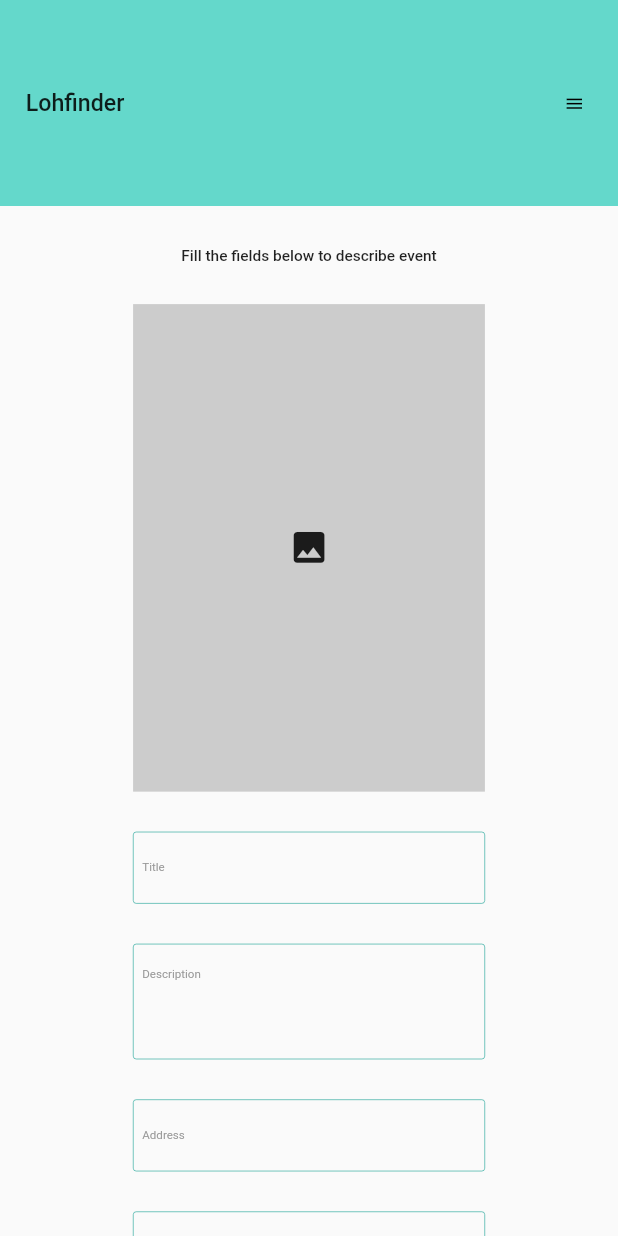
After one commit to Lohyna-international/lohfinder-frontend, a Flutter app: the CreateEventScreen screen opened by its route, on a phone screen of 412 x 824 dp. The commit adds this screen. Run offline on Flutter 3.47's test engine with Material 2 defaults, Android fonts, the phone set to English and light mode, and no system bars; our stand-ins replace equatable, flutter_bloc, flutter_screenutil.

Commit message:
[LFND-64] implements create event screen UI; renames SignUpStepThreeBloc to CategoriesBloc

```diff
--- /dev/null
+++ b/lib/domain/blocs/categories_bloc/bloc.dart
@@ -0,0 +1,3 @@
+export 'categories_bloc.dart';
+export 'categories_event.dart';
+export 'categories_state.dart';
--- a/lib/domain/blocs/sign_up/sign_up_step_three_bloc/sign_up_step_three_bloc.dart
+++ b/lib/domain/blocs/categories_bloc/categories_bloc.dart
@@ -4,27 +4,25 @@ import 'package:flutter_bloc/flutter_bloc.dart';
 import 'package:lohfinder_frontend/data/models/category.dart';
 import 'package:lohfinder_frontend/domain/repositories/categories_repository.dart';
 
-import 'sign_up_step_three_event.dart';
-import 'sign_up_step_three_state.dart';
+import 'categories_event.dart';
+import 'categories_state.dart';
 
-class SignUpStepThreeBloc
-    extends Bloc<SignUpStepThreeEvent, SignUpStepThreeState> {
+class CategoriesBloc extends Bloc<CategoriesEvent, CategoriesState> {
   final CategoriesRepository _categoriesRepository;
 
-  SignUpStepThreeBloc(this._categoriesRepository)
-      : super(SignUpStepThreeInitial()) {
-    on<LoadSignUpStepThree>(_onLoadSignUpStepThree);
+  CategoriesBloc(this._categoriesRepository) : super(CategoriesInitial()) {
+    on<LoadCategories>(_onLoadCategories);
     on<CheckCategory>(_onCheckCategory);
   }
 
-  FutureOr<void> _onLoadSignUpStepThree(
-    LoadSignUpStepThree event,
-    Emitter<SignUpStepThreeState> emit,
+  FutureOr<void> _onLoadCategories(
+    LoadCategories event,
+    Emitter<CategoriesState> emit,
   ) async {
     final List<Category> categories =
         await _categoriesRepository.allCategories();
     return emit(
-      SignUpStepThreeLoaded(
+      CategoriesLoaded(
         allCategories: categories,
         selectedCategories: const [],
       ),
@@ -33,10 +31,10 @@ class SignUpStepThreeBloc
 
   FutureOr<void> _onCheckCategory(
     CheckCategory event,
-    Emitter<SignUpStepThreeState> emit,
+    Emitter<CategoriesState> emit,
   ) {
     final currentState = state;
-    if (currentState is SignUpStepThreeLoaded) {
+    if (currentState is CategoriesLoaded) {
       final List<Category> selectedCategories =
           List<Category>.from(currentState.selectedCategories);
       if (selectedCategories.contains(event.category)) {
@@ -50,7 +48,7 @@ class SignUpStepThreeBloc
 
   bool isCategorySelected(Category category) {
     final currentState = state;
-    if (currentState is SignUpStepThreeLoaded) {
+    if (currentState is CategoriesLoaded) {
       return currentState.selectedCategories.contains(category);
     }
     return false;
--- a/lib/domain/blocs/sign_up/sign_up_step_three_bloc/sign_up_step_three_event.dart
+++ b/lib/domain/blocs/categories_bloc/categories_event.dart
@@ -1,16 +1,16 @@
 import 'package:equatable/equatable.dart';
 import 'package:lohfinder_frontend/data/models/category.dart';
 
-abstract class SignUpStepThreeEvent extends Equatable {
-  const SignUpStepThreeEvent();
+abstract class CategoriesEvent extends Equatable {
+  const CategoriesEvent();
 
   @override
   List<Object?> get props => [];
 }
 
-class LoadSignUpStepThree extends SignUpStepThreeEvent {}
+class LoadCategories extends CategoriesEvent {}
 
-class CheckCategory extends SignUpStepThreeEvent {
+class CheckCategory extends CategoriesEvent {
   final Category category;
 
   const CheckCategory(this.category);
--- a/lib/domain/blocs/sign_up/sign_up_step_three_bloc/sign_up_step_three_state.dart
+++ b/lib/domain/blocs/categories_bloc/categories_state.dart
@@ -1,28 +1,28 @@
 import 'package:equatable/equatable.dart';
 import 'package:lohfinder_frontend/data/models/category.dart';
 
-abstract class SignUpStepThreeState extends Equatable {
-  const SignUpStepThreeState();
+abstract class CategoriesState extends Equatable {
+  const CategoriesState();
 
   @override
   List<Object?> get props => [];
 }
 
-class SignUpStepThreeInitial extends SignUpStepThreeState {}
+class CategoriesInitial extends CategoriesState {}
 
-class SignUpStepThreeLoaded extends SignUpStepThreeState {
+class CategoriesLoaded extends CategoriesState {
   final List<Category> allCategories;
   final List<Category> selectedCategories;
 
-  const SignUpStepThreeLoaded({
+  const CategoriesLoaded({
     required this.allCategories,
     required this.selectedCategories,
   });
 
-  SignUpStepThreeLoaded copyWith({
+  CategoriesLoaded copyWith({
     List<Category>? selectedCategories,
   }) =>
-      SignUpStepThreeLoaded(
+      CategoriesLoaded(
         allCategories: allCategories,
         selectedCategories: selectedCategories ?? this.selectedCategories,
       );
--- a/lib/domain/blocs/sign_up/sign_up_step_three_bloc/bloc.dart
+++ /dev/null
@@ -1,3 +0,0 @@
-export 'sign_up_step_three_bloc.dart';
-export 'sign_up_step_three_event.dart';
-export 'sign_up_step_three_state.dart';
--- a/lib/presentation/app.dart
+++ b/lib/presentation/app.dart
@@ -4,7 +4,6 @@ import 'package:flutter_screenutil/flutter_screenutil.dart';
 import 'package:lohfinder_frontend/data/api/categories/mock_categories_service.dart';
 import 'package:lohfinder_frontend/data/api/events/mock_events_service.dart';
 import 'package:lohfinder_frontend/domain/blocs/events_list_bloc/bloc.dart';
-import 'package:lohfinder_frontend/domain/blocs/sign_up/sign_up_step_three_bloc/bloc.dart';
 import 'package:lohfinder_frontend/domain/repositories/categories_repository.dart';
 import 'package:lohfinder_frontend/domain/repositories/events_repository.dart';
 
@@ -49,10 +48,5 @@ class App extends StatelessWidget {
             RepositoryProvider.of<EventsRepository>(context),
           )..add(LoadEvents()),
         ),
-        BlocProvider<SignUpStepThreeBloc>(
-          create: (context) => SignUpStepThreeBloc(
-            RepositoryProvider.of<CategoriesRepository>(context),
-          )..add(LoadSignUpStepThree()),
-        ),
       ];
 }
--- a/lib/presentation/routes/route_generator.dart
+++ b/lib/presentation/routes/route_generator.dart
@@ -1,4 +1,5 @@
 import 'package:flutter/material.dart';
+import 'package:lohfinder_frontend/presentation/screens/create_event/create_event_screen.dart';
 import 'package:lohfinder_frontend/presentation/screens/events_list/events_list_screen.dart';
 import 'package:lohfinder_frontend/presentation/screens/sign_in/sign_in_screen.dart';
 import 'package:lohfinder_frontend/presentation/screens/sign_up/sign_up_step_one_screen.dart';
@@ -11,6 +12,8 @@ import 'error_route.dart';
 class RouteGenerator {
   static Route<dynamic> generateRoute(RouteSettings settings) {
     switch (settings.name) {
+      case CreateEventScreen.route:
+        return MaterialPageRoute(builder: (_) => const CreateEventScreen());
       case EventsListScreen.route:
         return MaterialPageRoute(builder: (_) => const EventsListScreen());
       case SignInScreen.route:
--- /dev/null
+++ b/lib/presentation/screens/create_event/create_event_screen.dart
@@ -0,0 +1,143 @@
+import 'package:flutter/material.dart';
+import 'package:flutter_bloc/flutter_bloc.dart';
+import 'package:flutter_screenutil/flutter_screenutil.dart';
+import 'package:lohfinder_frontend/domain/blocs/categories_bloc/bloc.dart';
+import 'package:lohfinder_frontend/domain/repositories/categories_repository.dart';
+import 'package:lohfinder_frontend/presentation/styles/lf_colors.dart';
+import 'package:lohfinder_frontend/presentation/widgets/categories_check_list.dart';
+import 'package:lohfinder_frontend/presentation/widgets/lf_button.dart';
+import 'package:lohfinder_frontend/presentation/widgets/lf_header.dart';
+import 'package:lohfinder_frontend/presentation/widgets/lf_screen_title.dart';
+import 'package:lohfinder_frontend/presentation/widgets/lf_text_field.dart';
+
+class CreateEventScreen extends StatefulWidget {
+  static const String route = '/create_event_screen';
+
+  const CreateEventScreen({Key? key}) : super(key: key);
+
+  @override
+  _CreateEventScreenState createState() => _CreateEventScreenState();
+}
+
+class _CreateEventScreenState extends State<CreateEventScreen> {
+  final TextEditingController _titleController = TextEditingController();
+  final TextEditingController _descriptionController = TextEditingController();
+  final TextEditingController _addressController = TextEditingController();
+  final TextEditingController _dateController = TextEditingController();
+  final TextEditingController _volunteersController = TextEditingController();
+  late final CategoriesBloc _categoriesBloc;
+
+  @override
+  void initState() {
+    super.initState();
+    _categoriesBloc = CategoriesBloc(
+      RepositoryProvider.of<CategoriesRepository>(context),
+    )..add(LoadCategories());
+  }
+
+  @override
+  Widget build(BuildContext context) => buildUI();
+
+  Widget buildUI() => Scaffold(
+        body: SingleChildScrollView(
+          child: Column(
+            children: [
+              LFHeader(onMenuPressed: _onMenuPressed),
+              Padding(
+                padding: EdgeInsets.symmetric(horizontal: 413.w),
+                child: _content(),
+              ),
+            ],
+          ),
+        ),
+      );
+
+  void _onMenuPressed() {}
+
+  Widget _content() => Column(
+        mainAxisSize: MainAxisSize.min,
+        children: [
+          SizedBox(height: 35.h),
+          _title(),
+          SizedBox(height: 35.h),
+          _image(),
+          SizedBox(height: 35.h),
+          _titleField(),
+          SizedBox(height: 35.h),
+          _descriptionField(),
+          SizedBox(height: 35.h),
+          _addressField(),
+          SizedBox(height: 35.h),
+          _dateField(),
+          SizedBox(height: 35.h),
+          _volunteersField(),
+          SizedBox(height: 35.h),
+          _categories(),
+          SizedBox(height: 50.h),
+          _createButton(),
+          SizedBox(height: 50.h),
+        ],
+      );
+
+  Widget _title() =>
+      const LFScreenTitle('Fill the fields below to describe event');
+
+  //TODO should be actual image
+  Widget _image() => Container(
+        width: 1093.w,
+        height: 426.h,
+        color: LFColors.secondaryDark,
+        child: Icon(Icons.image, size: 128.r),
+      );
+
+  Widget _titleField() => LFTextField(
+        controller: _titleController,
+        onChanged: (_) {},
+        hintText: 'Title',
+      );
+
+  Widget _descriptionField() => LFTextField(
+        controller: _descriptionController,
+        onChanged: (_) {},
+        hintText: 'Description',
+        linesCount: 5,
+      );
+
+  Widget _addressField() => LFTextField(
+        controller: _addressController,
+        onChanged: (_) {},
+        hintText: 'Address',
+      );
+
+  Widget _dateField() => LFTextField(
+        controller: _dateController,
+        onChanged: (_) {},
+        hintText: 'Date',
+      );
+
+  Widget _volunteersField() => LFTextField(
+        controller: _volunteersController,
+        onChanged: (_) {},
+        hintText: 'Number of volunteers',
+      );
+
+  Widget _categories() => CategoriesCheckList(
+        title: 'Categories',
+        bloc: _categoriesBloc,
+      );
+
+  Widget _createButton() => LFButton(
+        onPressed: _createEvent,
+        text: 'Create event',
+      );
+
+  void _createEvent() {
+    Navigator.pop(context);
+  }
+
+  @override
+  void dispose() {
+    _categoriesBloc.close();
+    super.dispose();
+  }
+}
--- a/lib/presentation/screens/events_list/events_list_screen.dart
+++ b/lib/presentation/screens/events_list/events_list_screen.dart
@@ -5,6 +5,7 @@ import 'package:lohfinder_frontend/data/models/event.dart';
 import 'package:lohfinder_frontend/domain/blocs/events_list_bloc/bloc.dart';
 import 'package:lohfinder_frontend/presentation/widgets/events_list_builder.dart';
 import 'package:lohfinder_frontend/presentation/widgets/lf_header.dart';
+import 'package:lohfinder_frontend/presentation/widgets/lf_screen_title.dart';
 
 class EventsListScreen extends StatelessWidget {
   static const String route = '/events_list';
@@ -37,10 +38,7 @@ class EventsListScreen extends StatelessWidget {
 
   void _onMenuPressed() {}
 
-  Widget _title() => Text(
-        'Events list',
-        style: TextStyle(fontSize: 48.sp, fontWeight: FontWeight.w500),
-      );
+  Widget _title() => const LFScreenTitle('Events list');
 
   Widget _eventsList(List<Event> events) => Expanded(
         child: EventsListBuilder(events),
--- a/lib/presentation/screens/sign_in/sign_in_screen.dart
+++ b/lib/presentation/screens/sign_in/sign_in_screen.dart
@@ -4,6 +4,7 @@ import 'package:lohfinder_frontend/presentation/screens/events_list/events_list_
 import 'package:lohfinder_frontend/presentation/styles/lf_colors.dart';
 import 'package:lohfinder_frontend/presentation/widgets/lf_button.dart';
 import 'package:lohfinder_frontend/presentation/widgets/lf_header.dart';
+import 'package:lohfinder_frontend/presentation/widgets/lf_screen_title.dart';
 import 'package:lohfinder_frontend/presentation/widgets/lf_text_field.dart';
 
 class SignInScreen extends StatefulWidget {
@@ -36,10 +37,7 @@ class _SignInScreenState extends State<SignInScreen> {
         ),
       );
 
-  Widget _title() => Text(
-        'Sign in',
-        style: TextStyle(fontSize: 48.sp, fontWeight: FontWeight.w500),
-      );
+  Widget _title() => const LFScreenTitle('Sign in');
 
   Widget _fields() => Padding(
         padding: EdgeInsets.symmetric(horizontal: 676.w),
--- /dev/null
+++ b/lib/presentation/widgets/lf_screen_title.dart
@@ -0,0 +1,14 @@
+import 'package:flutter/material.dart';
+import 'package:flutter_screenutil/flutter_screenutil.dart';
+
+class LFScreenTitle extends StatelessWidget {
+  final String title;
+
+  const LFScreenTitle(this.title, {Key? key}) : super(key: key);
+
+  @override
+  Widget build(BuildContext context) => Text(
+        title,
+        style: TextStyle(fontSize: 48.sp, fontWeight: FontWeight.w500),
+      );
+}
```
Also changed, not shown: lib/presentation/screens/sign_up/sign_up_step_three_screen.dart (+25 -43 lines), lib/presentation/widgets/categories_check_list.dart (added, +58 -0 lines).
